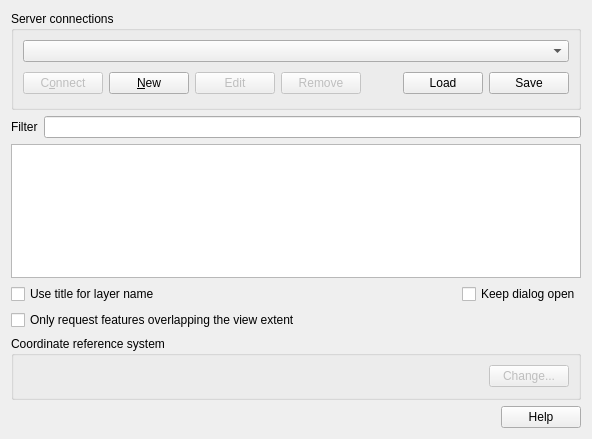
This is src/ui/qgswfssourceselectbase.ui in qgis/QGIS as Qt 5 draws it before an edit. The edited form follows.
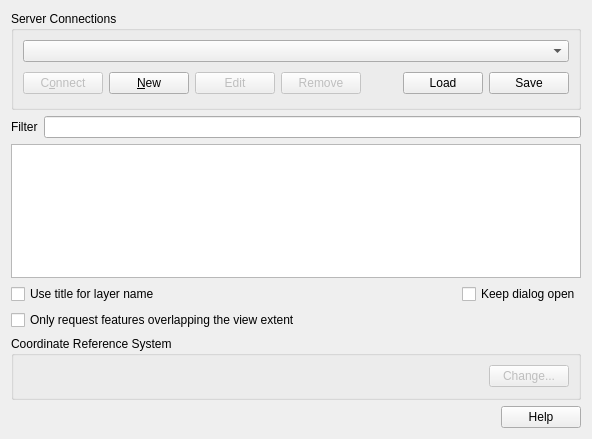
This is the edited form.

Diff of the .ui file:
```diff
--- a/src/ui/qgswfssourceselectbase.ui
+++ b/src/ui/qgswfssourceselectbase.ui
@@ -43,7 +43,7 @@
    <item row="0" column="0">
     <widget class="QGroupBox" name="GroupBox1">
      <property name="title">
-      <string>Server connections</string>
+      <string>Server Connections</string>
      </property>
      <layout class="QGridLayout" name="gridLayout_2">
       <item row="0" column="0">
@@ -184,7 +184,7 @@
    <item row="6" column="0">
     <widget class="QGroupBox" name="gbCRS">
      <property name="title">
-      <string>Coordinate reference system</string>
+      <string>Coordinate Reference System</string>
      </property>
      <layout class="QHBoxLayout">
       <property name="spacing">
```
